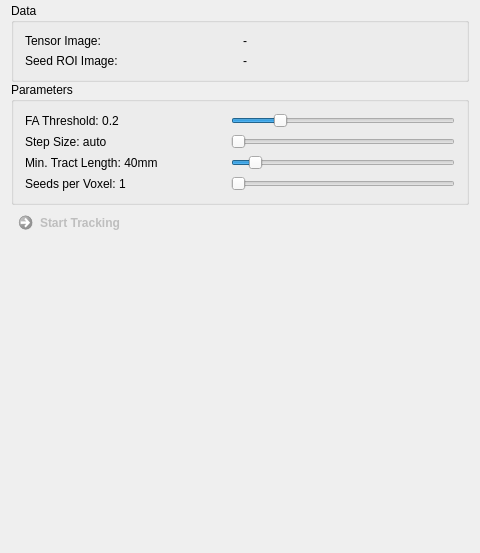
Old version of the form Plugins/org.mitk.gui.qt.diffusionimaging/src/internal/QmitkStreamlineTrackingViewControls.ui in the repository MITK/MITK.
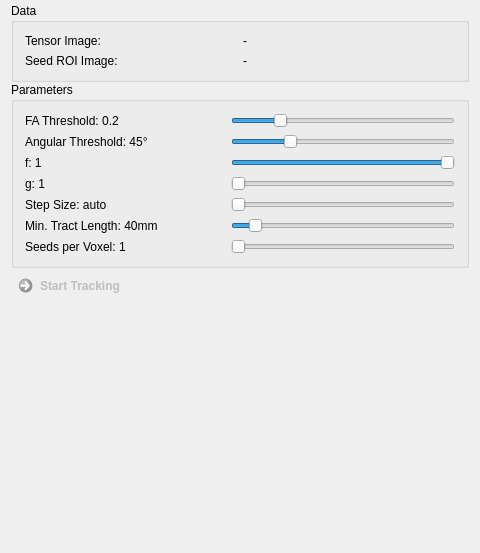
New version of the form.

Commit message: tensorline tracking added to streamline tracking view

```diff
--- a/Plugins/org.mitk.gui.qt.diffusionimaging/src/internal/QmitkStreamlineTrackingViewControls.ui
+++ b/Plugins/org.mitk.gui.qt.diffusionimaging/src/internal/QmitkStreamlineTrackingViewControls.ui
@@ -72,7 +72,101 @@
       <string>Parameters</string>
      </property>
      <layout class="QGridLayout" name="gridLayout_2">
+      <item row="1" column="0">
+       <widget class="QLabel" name="m_AngularThresholdLabel">
+        <property name="toolTip">
+         <string>Minimum tract length in mm.</string>
+        </property>
+        <property name="text">
+         <string>Angular Threshold: 45°</string>
+        </property>
+       </widget>
+      </item>
       <item row="4" column="0">
+       <widget class="QLabel" name="m_StepsizeLabel">
+        <property name="toolTip">
+         <string>Minimum tract length in mm.</string>
+        </property>
+        <property name="text">
+         <string>Step Size: auto</string>
+        </property>
+       </widget>
+      </item>
+      <item row="2" column="0">
+       <widget class="QLabel" name="m_fLabel">
+        <property name="toolTip">
+         <string>Minimum tract length in mm.</string>
+        </property>
+        <property name="text">
+         <string>f: 1</string>
+        </property>
+       </widget>
+      </item>
+      <item row="6" column="1">
+       <widget class="QSlider" name="m_SeedsPerVoxelSlider">
+        <property name="toolTip">
+         <string>Number of tracts started in each voxel of the seed ROI.</string>
+        </property>
+        <property name="minimum">
+         <number>1</number>
+        </property>
+        <property name="maximum">
+         <number>10</number>
+        </property>
+        <property name="orientation">
+         <enum>Qt::Horizontal</enum>
+        </property>
+       </widget>
+      </item>
+      <item row="1" column="1">
+       <widget class="QSlider" name="m_AngularThresholdSlider">
+        <property name="toolTip">
+         <string>Fractional Anisotropy Threshold</string>
+        </property>
+        <property name="minimum">
+         <number>0</number>
+        </property>
+        <property name="maximum">
+         <number>180</number>
+        </property>
+        <property name="value">
+         <number>45</number>
+        </property>
+        <property name="orientation">
+         <enum>Qt::Horizontal</enum>
+        </property>
+       </widget>
+      </item>
+      <item row="5" column="1">
+       <widget class="QSlider" name="m_MinTractLengthSlider">
+        <property name="toolTip">
+         <string>Minimum tract length in mm.</string>
+        </property>
+        <property name="minimum">
+         <number>0</number>
+        </property>
+        <property name="maximum">
+         <number>500</number>
+        </property>
+        <property name="value">
+         <number>40</number>
+        </property>
+        <property name="orientation">
+         <enum>Qt::Horizontal</enum>
+        </property>
+       </widget>
+      </item>
+      <item row="6" column="0">
+       <widget class="QLabel" name="m_SeedsPerVoxelLabel">
+        <property name="toolTip">
+         <string>Number of tracts started in each voxel of the seed ROI.</string>
+        </property>
+        <property name="text">
+         <string>Seeds per Voxel: 1</string>
+        </property>
+       </widget>
+      </item>
+      <item row="7" column="0">
        <spacer name="horizontalSpacer">
         <property name="orientation">
          <enum>Qt::Horizontal</enum>
@@ -88,18 +182,27 @@
         </property>
        </spacer>
       </item>
-      <item row="3" column="0">
-       <widget class="QLabel" name="m_SeedsPerVoxelLabel">
+      <item row="0" column="1">
+       <widget class="QSlider" name="m_FaThresholdSlider">
         <property name="toolTip">
          <string>Number of tracts started in each voxel of the seed ROI.</string>
         </property>
-        <property name="text">
-         <string>Seeds per Voxel: 1</string>
+        <property name="minimum">
+         <number>0</number>
+        </property>
+        <property name="maximum">
+         <number>100</number>
+        </property>
+        <property name="value">
+         <number>20</number>
+        </property>
+        <property name="orientation">
+         <enum>Qt::Horizontal</enum>
         </property>
        </widget>
       </item>
       <item row="2" column="1">
-       <widget class="QSlider" name="m_MinTractLengthSlider">
+       <widget class="QSlider" name="m_fSlider">
         <property name="toolTip">
          <string>Minimum tract length in mm.</string>
         </property>
@@ -107,42 +210,16 @@
          <number>0</number>
         </property>
         <property name="maximum">
-         <number>500</number>
+         <number>100</number>
         </property>
         <property name="value">
-         <number>40</number>
+         <number>100</number>
         </property>
         <property name="orientation">
          <enum>Qt::Horizontal</enum>
         </property>
        </widget>
       </item>
-      <item row="3" column="1">
-       <widget class="QSlider" name="m_SeedsPerVoxelSlider">
-        <property name="toolTip">
-         <string>Number of tracts started in each voxel of the seed ROI.</string>
-        </property>
-        <property name="minimum">
-         <number>1</number>
-        </property>
-        <property name="maximum">
-         <number>10</number>
-        </property>
-        <property name="orientation">
-         <enum>Qt::Horizontal</enum>
-        </property>
-       </widget>
-      </item>
-      <item row="2" column="0">
-       <widget class="QLabel" name="m_MinTractLengthLabel">
-        <property name="toolTip">
-         <string>Minimum tract length in mm.</string>
-        </property>
-        <property name="text">
-         <string>Min. Tract Length: 40mm</string>
-        </property>
-       </widget>
-      </item>
       <item row="0" column="0">
        <widget class="QLabel" name="m_FaThresholdLabel">
         <property name="toolTip">
@@ -153,36 +230,17 @@
         </property>
        </widget>
       </item>
-      <item row="0" column="1">
-       <widget class="QSlider" name="m_FaThresholdSlider">
-        <property name="toolTip">
-         <string>Fractional Anisotropy Threshold</string>
-        </property>
-        <property name="minimum">
-         <number>0</number>
-        </property>
-        <property name="maximum">
-         <number>100</number>
-        </property>
-        <property name="value">
-         <number>20</number>
-        </property>
-        <property name="orientation">
-         <enum>Qt::Horizontal</enum>
-        </property>
-       </widget>
-      </item>
-      <item row="1" column="0">
-       <widget class="QLabel" name="m_StepsizeLabel">
+      <item row="5" column="0">
+       <widget class="QLabel" name="m_MinTractLengthLabel">
         <property name="toolTip">
          <string>Minimum tract length in mm.</string>
         </property>
         <property name="text">
-         <string>Step Size: auto</string>
+         <string>Min. Tract Length: 40mm</string>
         </property>
        </widget>
       </item>
-      <item row="1" column="1">
+      <item row="4" column="1">
        <widget class="QSlider" name="m_StepsizeSlider">
         <property name="toolTip">
          <string>Stepsize in mm (auto = 0.5*minimal spacing)</string>
@@ -201,6 +259,35 @@
         </property>
        </widget>
       </item>
+      <item row="3" column="0">
+       <widget class="QLabel" name="m_gLabel">
+        <property name="toolTip">
+         <string>Minimum tract length in mm.</string>
+        </property>
+        <property name="text">
+         <string>g: 1</string>
+        </property>
+       </widget>
+      </item>
+      <item row="3" column="1">
+       <widget class="QSlider" name="m_gSlider">
+        <property name="toolTip">
+         <string>Weighting factor between input vector (g=0) and tensor deflection (g=1)</string>
+        </property>
+        <property name="minimum">
+         <number>0</number>
+        </property>
+        <property name="maximum">
+         <number>100</number>
+        </property>
+        <property name="value">
+         <number>0</number>
+        </property>
+        <property name="orientation">
+         <enum>Qt::Horizontal</enum>
+        </property>
+       </widget>
+      </item>
      </layout>
     </widget>
    </item>
```
Left out of the diff: 118 changed lines with no effect on the pictures. The commit also changes 4 other files.
